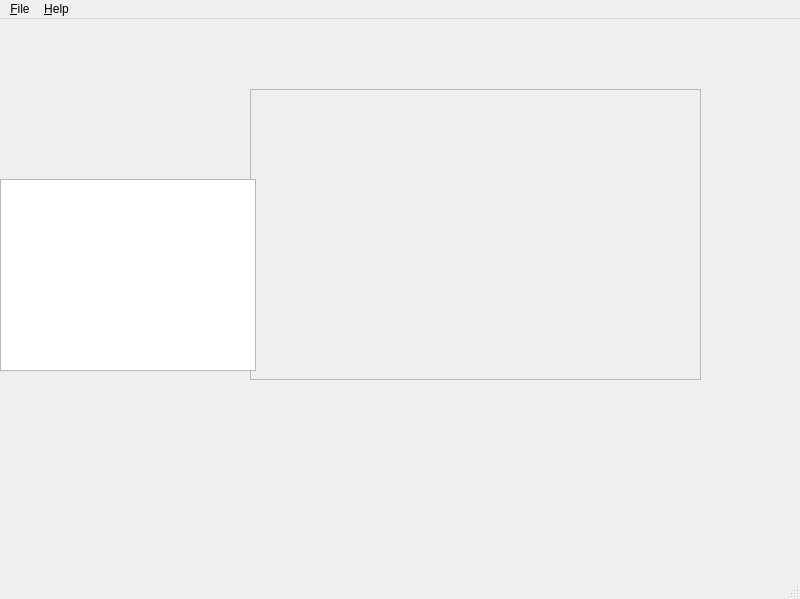
Old version of the form src/my2ca/ui/uic/mainwindow.ui in the repository samithdisal/my2ca.
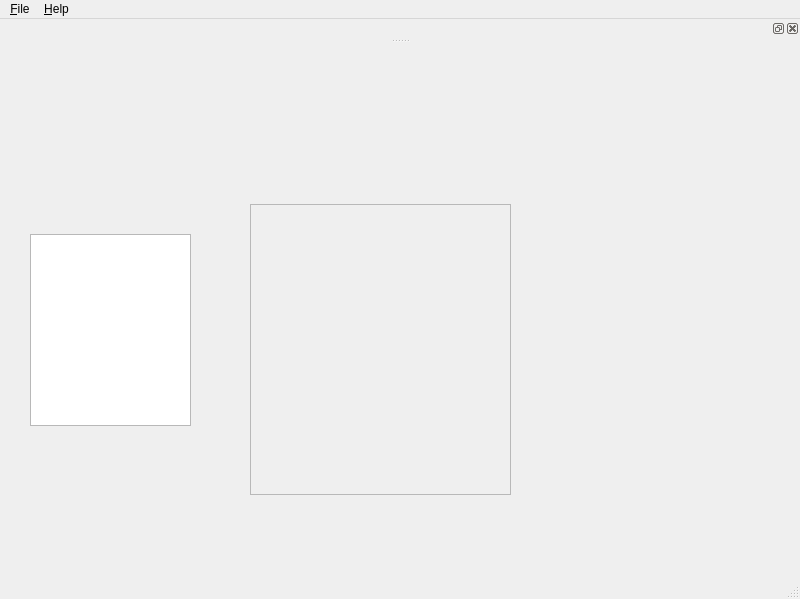
New version of the form.

Commit message: tried to re-create the ui

```diff
--- a/src/my2ca/ui/uic/mainwindow.ui
+++ b/src/my2ca/ui/uic/mainwindow.ui
@@ -18,8 +18,8 @@
     <property name="geometry">
      <rect>
       <x>250</x>
-      <y>70</y>
-      <width>451</width>
+      <y>160</y>
+      <width>261</width>
       <height>291</height>
      </rect>
     </property>
@@ -31,7 +31,7 @@
       <rect>
        <x>0</x>
        <y>0</y>
-       <width>445</width>
+       <width>255</width>
        <height>285</height>
       </rect>
      </property>
@@ -40,9 +40,9 @@
    <widget class="QListView" name="tablesList">
     <property name="geometry">
      <rect>
-      <x>0</x>
-      <y>160</y>
-      <width>256</width>
+      <x>30</x>
+      <y>190</y>
+      <width>161</width>
       <height>192</height>
      </rect>
     </property>
@@ -80,6 +80,26 @@
    <addaction name="menu_Help"/>
   </widget>
   <widget class="QStatusBar" name="statusbar"/>
+  <widget class="QDockWidget" name="dockWidget">
+   <attribute name="dockWidgetArea">
+    <number>4</number>
+   </attribute>
+   <widget class="QWidget" name="dockWidgetContents">
+    <widget class="QPushButton" name="connectButton">
+     <property name="geometry">
+      <rect>
+       <x>10</x>
+       <y>0</y>
+       <width>99</width>
+       <height>23</height>
+      </rect>
+     </property>
+     <property name="text">
+      <string>Connect</string>
+     </property>
+    </widget>
+   </widget>
+  </widget>
   <action name="action_Connect">
    <property name="text">
     <string>&amp;Connect</string>
```
